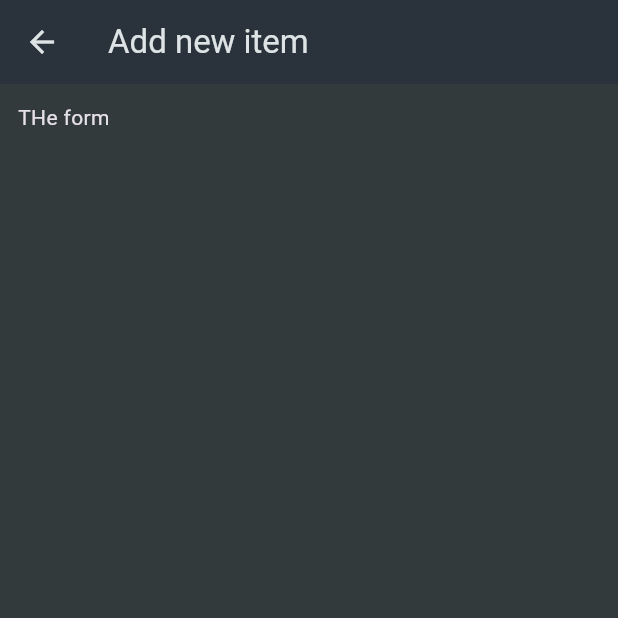
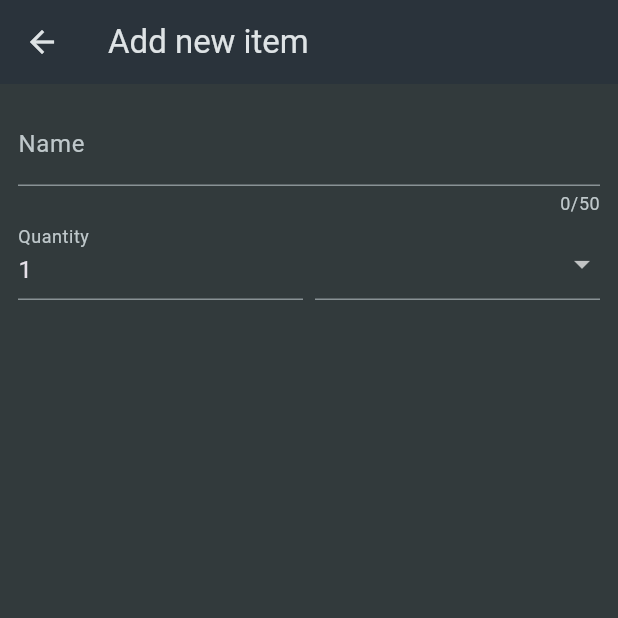
Before and after one commit to Jalo1982/SHOPPING_LIST, a Flutter app: the screen it shows after launch, after a tap on the "add" icon, on a phone screen of 412 x 824 dp, the top half of it. Run offline on Flutter 3.47's test engine with Material 3 defaults, Android fonts, the phone set to English and light mode, and no system bars.

Commit message:
Create Form in new item

```diff
--- a/lib/main.dart
+++ b/lib/main.dart
@@ -18,7 +18,7 @@ class ShoppingList extends StatelessWidget {
           brightness: Brightness.dark,
           surface: const Color.fromARGB(255, 42, 51, 59),
         ),
-        scaffoldBackgroundColor: Color.fromARGB(255, 50, 58, 60),
+        scaffoldBackgroundColor: const Color.fromARGB(255, 50, 58, 60),
       ),
       home: const GroceryList(),
     );
--- a/lib/widgets/new_item.dart
+++ b/lib/widgets/new_item.dart
@@ -1,4 +1,5 @@
 import 'package:flutter/material.dart';
+import 'package:shopping_list/data/categories.dart';
 
 class NewItem extends StatefulWidget {
   const NewItem({super.key});
@@ -14,9 +15,58 @@ class _NewItemState extends State<NewItem> {
       appBar: AppBar(
         title: const Text('Add new item'),
       ),
-      body: const Padding(
-        padding: EdgeInsets.all(12),
-        child: Text('THe form'),
+      body: Padding(
+        padding: const EdgeInsets.all(12),
+        child: Form(
+          child: Column(
+            children: [
+              TextFormField(
+                maxLength: 50,
+                decoration: const InputDecoration(
+                  label: Text('Name'),
+                ),
+                validator: (value) {
+                  return 'Demo...';
+                },
+              ),
+              Row(
+                crossAxisAlignment: CrossAxisAlignment.end,
+                children: [
+                  Expanded(
+                    child: TextFormField(
+                      decoration: const InputDecoration(
+                        label: Text('Quantity'),
+                      ),
+                      initialValue: '1',
+                    ),
+                  ),
+                  const SizedBox(
+                    width: 8,
+                  ),
+                  Expanded(
+                    child: DropdownButtonFormField(items: [
+                      for (final category in categories.entries)
+                        DropdownMenuItem(
+                          value: category.value,
+                          child: Row(
+                            children: [
+                              Container(
+                                width: 16,
+                                height: 16,
+                                color: category.value.color,
+                              ),
+                              const SizedBox(width: 6),
+                              Text(category.value.title)
+                            ],
+                          ),
+                        ),
+                    ], onChanged: (value) {}),
+                  ),
+                ],
+              ),
+            ],
+          ),
+        ),
       ),
     );
   }
```
